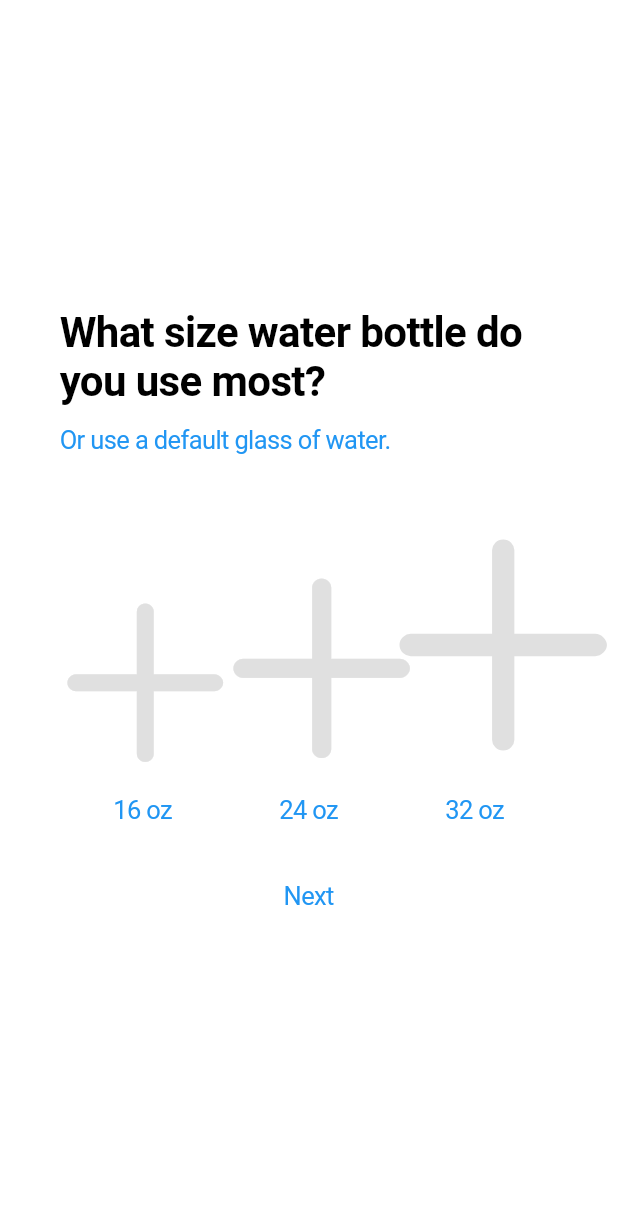
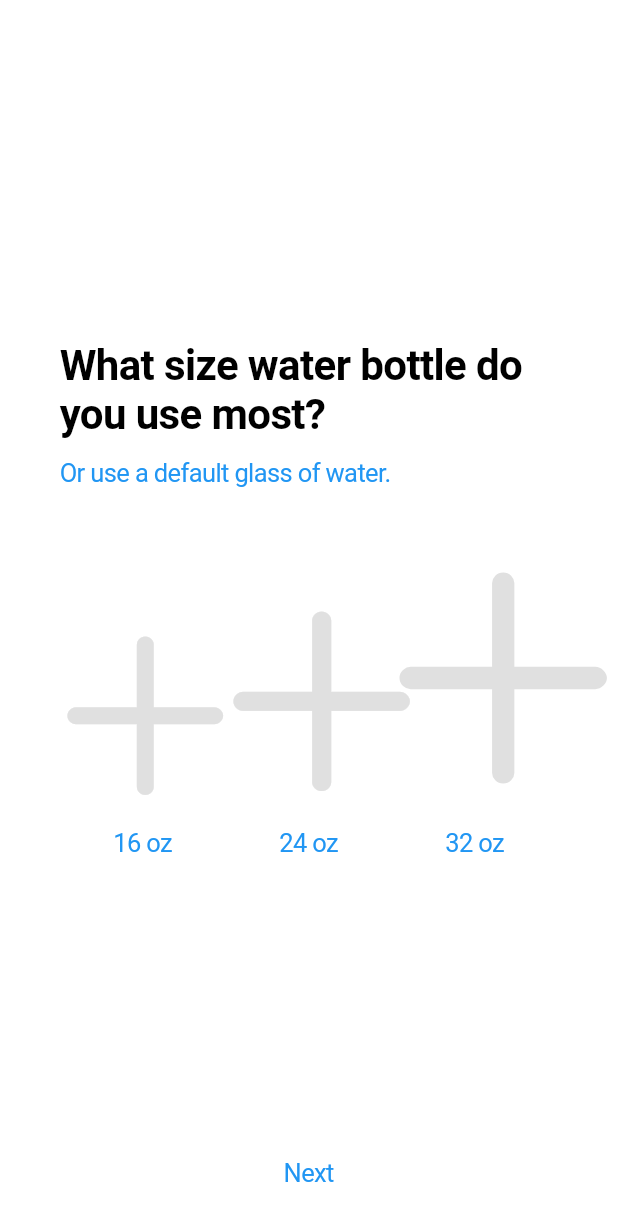
Before and after one commit to philalem/hydration_tracker, a Flutter app: the screen it shows after launch, on a phone screen of 412 x 824 dp. Shown: the top 1221 px of the screen. Run offline on Flutter 3.47's test engine with Material 2 defaults, Android fonts, the phone set to English and light mode, and no system bars; our stand-ins replace simple_animations.

Commit message:
fixed the navigation to the bottle name page

```diff
--- a/lib/enterBottleName.dart
+++ b/lib/enterBottleName.dart
@@ -16,7 +16,6 @@ class _EnterBottleNameState extends State<EnterBottleName> {
       margin: EdgeInsets.symmetric(horizontal: 20),
       child: Column(
         mainAxisAlignment: MainAxisAlignment.center,
-        crossAxisAlignment: CrossAxisAlignment.start,
         children: <Widget>[
           Row(
             crossAxisAlignment: CrossAxisAlignment.end,
@@ -42,22 +41,6 @@ class _EnterBottleNameState extends State<EnterBottleName> {
               )
             ],
           ),
-          SizedBox(
-            height: 20,
-          ),
-          Row(
-            mainAxisAlignment: MainAxisAlignment.spaceAround,
-            children: <Widget>[
-              CupertinoButton(
-                padding: EdgeInsets.all(0),
-                child: Text('Back'),
-              ),
-              CupertinoButton(
-                padding: EdgeInsets.all(0),
-                child: Text('Next'),
-              )
-            ],
-          ),
         ],
       ),
     );
--- a/lib/initialQuestions.dart
+++ b/lib/initialQuestions.dart
@@ -25,11 +25,47 @@ class _InitialQuestionsState extends State<InitialQuestions> {
   Widget build(BuildContext context) {
     return CupertinoPageScaffold(
       child: SafeArea(
-        child: AnimatedIndexedStack(
-          index: questionViewIndex,
+        child: Stack(
           children: <Widget>[
-            selectBottleSize(),
-            EnterBottleName(),
+            Align(
+              alignment: Alignment.center,
+              child: AnimatedIndexedStack(
+                index: questionViewIndex,
+                children: <Widget>[
+                  selectBottleSize(),
+                  Center(child: EnterBottleName()),
+                ],
+              ),
+            ),
+            Positioned(
+              bottom: 20,
+              right: 20,
+              left: 20,
+              child: Row(
+                mainAxisAlignment: MainAxisAlignment.spaceAround,
+                children: <Widget>[
+                  if (questionViewIndex != 0)
+                    CupertinoButton(
+                      onPressed: () => bottleSizeSelected[0] ||
+                              bottleSizeSelected[1] ||
+                              bottleSizeSelected[2]
+                          ? setState(() => questionViewIndex = 0)
+                          : null,
+                      padding: EdgeInsets.all(0),
+                      child: Text('Back'),
+                    ),
+                  CupertinoButton(
+                    onPressed: () => bottleSizeSelected[0] ||
+                            bottleSizeSelected[1] ||
+                            bottleSizeSelected[2]
+                        ? setState(() => questionViewIndex = 1)
+                        : null,
+                    padding: EdgeInsets.all(0),
+                    child: Text('Next'),
+                  )
+                ],
+              ),
+            ),
           ],
         ),
       ),
@@ -62,20 +98,6 @@ class _InitialQuestionsState extends State<InitialQuestions> {
           SizedBox(
             height: 20,
           ),
-          Row(
-            mainAxisAlignment: MainAxisAlignment.center,
-            children: <Widget>[
-              CupertinoButton(
-                onPressed: () => bottleSizeSelected[0] ||
-                        bottleSizeSelected[1] ||
-                        bottleSizeSelected[2]
-                    ? setState(() => questionViewIndex = 1)
-                    : null,
-                padding: EdgeInsets.all(0),
-                child: Text('Next'),
-              )
-            ],
-          )
         ],
       ),
     );
```
